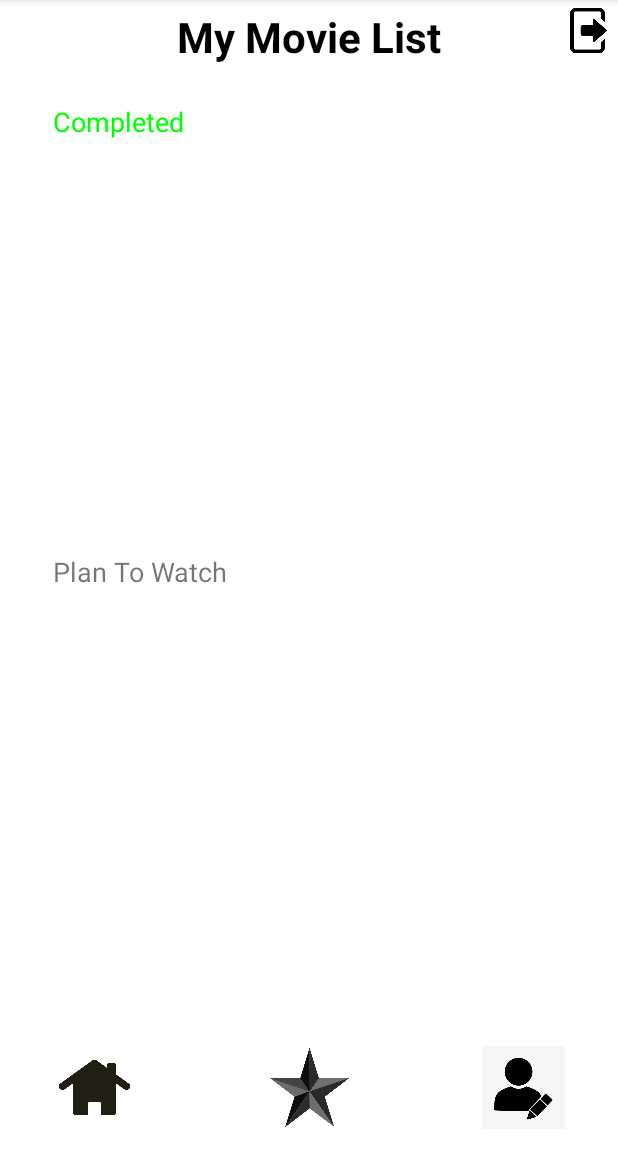
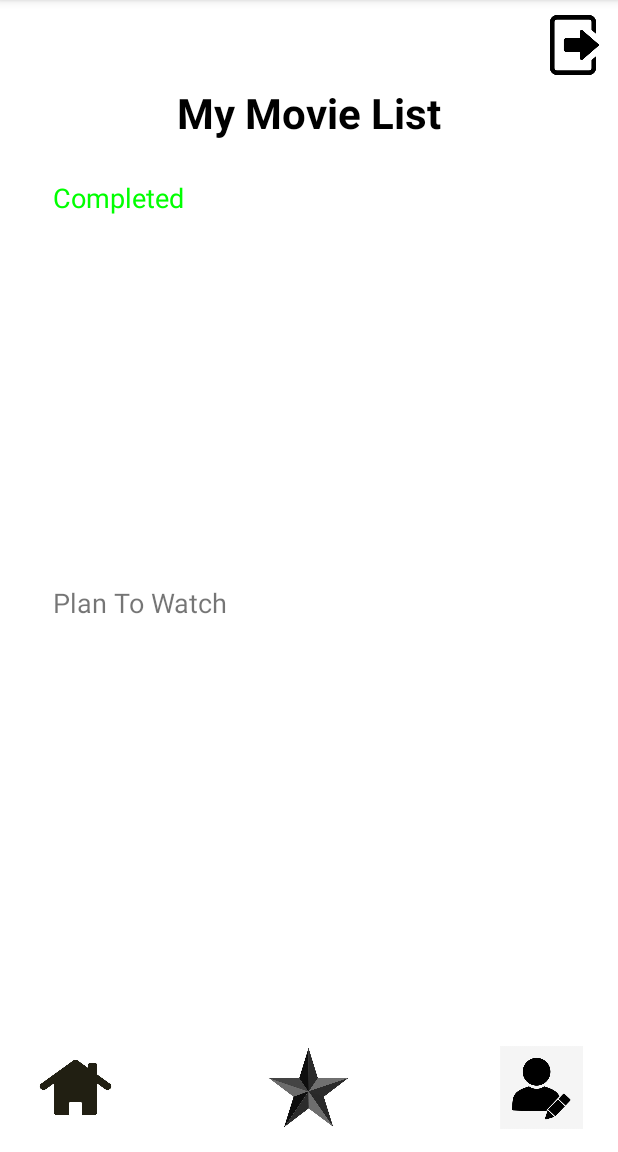
Before and after one commit to kaurina/Moviium, an Android app: the MovieList screen opened directly, with no data from a screen before it, on a phone screen of 412 x 824 dp, the part 84-1236 px from its top. Run offline under Robolectric (Android 15) with nearby library versions, the phone set to English and light mode, and no system bars.

Commit message:
align buttons with other pages

```diff
--- a/app/src/main/res/layout/activity_movie_list.xml
+++ b/app/src/main/res/layout/activity_movie_list.xml
@@ -14,7 +14,7 @@
         app:layout_constraintLeft_toLeftOf="parent"
         app:layout_constraintRight_toRightOf="parent"
         app:layout_constraintTop_toTopOf="parent"
-        android:layout_marginTop="5dp"
+        android:layout_marginTop="56dp"
         android:textSize="28dp"
         android:textStyle="bold"
         android:textColor="@color/black"
@@ -36,7 +36,7 @@
     <ListView
         android:id="@+id/lvCompleted"
         android:layout_width="355dp"
-        android:layout_height="250dp"
+        android:layout_height="220dp"
         app:layout_constraintTop_toBottomOf="@+id/txtCompleted"
         app:layout_constraintLeft_toLeftOf="parent"
         app:layout_constraintRight_toRightOf="parent"
@@ -58,22 +58,28 @@
     <ListView
         android:id="@+id/lvPlantowatch"
         android:layout_width="355dp"
-        android:layout_height="250dp"
+        android:layout_height="220dp"
         app:layout_constraintTop_toBottomOf="@+id/txtPlantowatch"
         app:layout_constraintLeft_toLeftOf="parent"
         app:layout_constraintRight_toRightOf="parent"
         android:layout_marginTop="10dp"
         />
+    <LinearLayout
+        android:layout_width="match_parent"
+        android:layout_height="55dp"
+        app:layout_constraintBottom_toBottomOf="parent"
+        app:layout_constraintStart_toStartOf="parent"
+        android:layout_marginBottom="15dp"
+        android:layout_marginLeft="15dp"
+        android:layout_marginRight="15dp"
+        android:gravity="center_horizontal"
+        >
 
         <ImageButton
             android:id="@+id/imgBtnHomeML"
             android:layout_width="55dp"
             android:layout_height="55dp"
             android:background="@drawable/homeicon"
-        app:layout_constraintBottom_toBottomOf="parent"
-        app:layout_constraintLeft_toLeftOf="parent"
-        android:layout_marginLeft="35dp"
-        android:layout_marginBottom="15dp"
             />
 
         <ImageButton
@@ -81,10 +87,7 @@
             android:layout_width="55dp"
             android:layout_height="55dp"
             android:background="@drawable/staricon"
-        app:layout_constraintLeft_toRightOf="@+id/imgBtnHomeML"
-        app:layout_constraintBottom_toBottomOf="parent"
-        app:layout_constraintRight_toLeftOf="@+id/imgBtnEditProfileML"
-        android:layout_marginBottom="15dp"
+            android:layout_marginLeft="100dp"
             />
 
         <ImageButton
@@ -92,21 +95,22 @@
             android:layout_width="55dp"
             android:layout_height="55dp"
             android:background="@drawable/editprofilicon"
-        app:layout_constraintRight_toRightOf="parent"
-        app:layout_constraintBottom_toBottomOf="parent"
-        android:layout_marginBottom="15dp"
-        android:layout_marginRight="35dp"
+            android:layout_marginLeft="100dp"
             />
+
+
+    </LinearLayout>
+
 
     <ImageButton
         android:id="@+id/imgBtnBackML"
-        android:layout_width="30dp"
-        android:layout_height="30dp"
+        android:layout_width="40dp"
+        android:layout_height="40dp"
         android:background="@drawable/backicon"
         app:layout_constraintRight_toRightOf="parent"
         app:layout_constraintTop_toTopOf="parent"
-        android:layout_marginTop="5dp"
-        android:layout_marginRight="5dp"
+        android:layout_marginTop="10dp"
+        android:layout_marginRight="10dp"
         />
 
 </androidx.constraintlayout.widget.ConstraintLayout>
```
Lines whose indentation alone changed are shown as unchanged.
